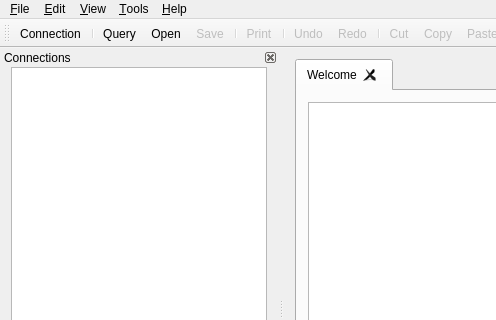
Qt form src/mainwindow.ui (FrenchDilettante/dbmaster) before a commit; both pictures show x 0 to 496 and y 0 to 320 of the 840 by 590 pixel window.
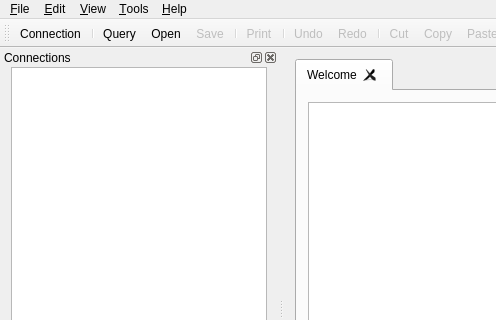
The same form after that commit. Icons and pictures are not drawn. Custom widgets are drawn as their Qt base class.

Commit message: Dock principal peut être déplacé

The edit to the form file:
```diff
--- a/src/mainwindow.ui
+++ b/src/mainwindow.ui
@@ -195,9 +195,6 @@
   </widget>
   <widget class="QStatusBar" name="statusBar"/>
   <widget class="QDockWidget" name="dockWidget">
-   <property name="features">
-    <set>QDockWidget::DockWidgetClosable|QDockWidget::DockWidgetMovable</set>
-   </property>
    <property name="windowTitle">
     <string>Connections</string>
    </property>
```
Left out of the diff: 2 changed lines with no effect on the pictures. The commit also changes 1 other file.
